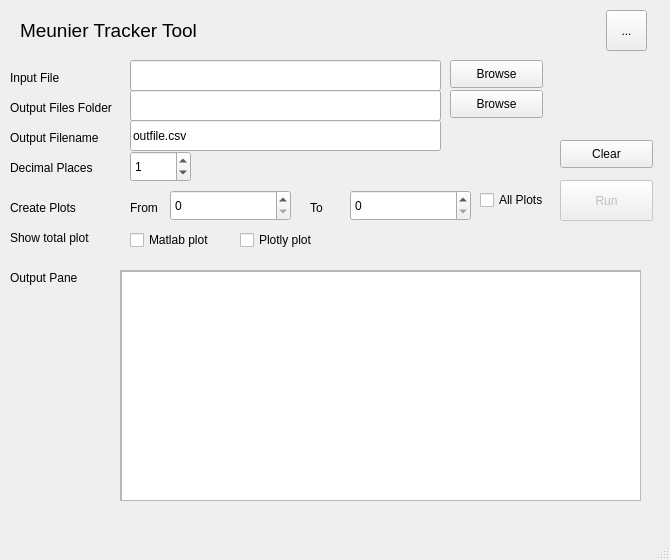
First picture: the form in tracker.ui, repository QBI-Microscopy/Tracking, before the edit.
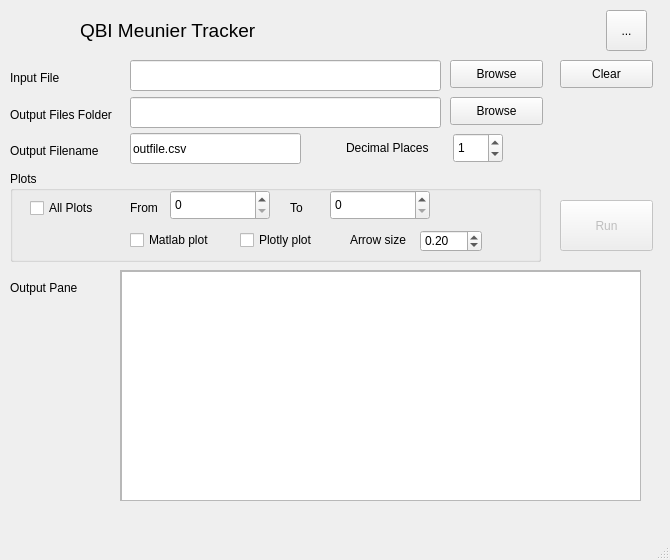
Second picture: the form after the edit. Icons and pictures are not drawn.

Commit message: Added input from .trc file (Metamorph output) Added arrow size changer Updated help Updated plotting params

The edit to the form file:
```diff
--- a/tracker.ui
+++ b/tracker.ui
@@ -20,13 +20,13 @@
    <string>TrackerTool</string>
   </property>
   <property name="autoFillBackground">
-   <bool>false</bool>
+   <bool>true</bool>
   </property>
   <widget class="QWidget" name="centralwidget">
    <widget class="QLabel" name="label">
     <property name="geometry">
      <rect>
-      <x>20</x>
+      <x>80</x>
       <y>10</y>
       <width>261</width>
       <height>41</height>
@@ -39,7 +39,7 @@
      </font>
     </property>
     <property name="text">
-     <string>Meunier Tracker Tool</string>
+     <string>QBI Meunier Tracker</string>
     </property>
    </widget>
    <widget class="QPushButton" name="btnFileBrowser">
@@ -62,9 +62,9 @@
     <property name="geometry">
      <rect>
       <x>560</x>
-      <y>180</y>
+      <y>200</y>
       <width>93</width>
-      <height>41</height>
+      <height>51</height>
      </rect>
     </property>
     <property name="toolTip">
@@ -94,10 +94,10 @@
    <widget class="QSpinBox" name="spinDec">
     <property name="geometry">
      <rect>
-      <x>130</x>
-      <y>151</y>
-      <width>61</width>
-      <height>31</height>
+      <x>453</x>
+      <y>133</y>
+      <width>50</width>
+      <height>30</height>
      </rect>
     </property>
     <property name="sizeIncrement">
@@ -135,8 +135,8 @@
    <widget class="QLabel" name="label_3">
     <property name="geometry">
      <rect>
-      <x>10</x>
-      <y>160</y>
+      <x>346</x>
+      <y>140</y>
       <width>101</width>
       <height>16</height>
      </rect>
@@ -149,7 +149,7 @@
     <property name="geometry">
      <rect>
       <x>10</x>
-      <y>100</y>
+      <y>107</y>
       <width>121</width>
       <height>16</height>
      </rect>
@@ -162,7 +162,7 @@
     <property name="geometry">
      <rect>
       <x>450</x>
-      <y>90</y>
+      <y>97</y>
       <width>93</width>
       <height>28</height>
      </rect>
@@ -175,7 +175,7 @@
     <property name="geometry">
      <rect>
       <x>130</x>
-      <y>90</y>
+      <y>97</y>
       <width>311</width>
       <height>31</height>
      </rect>
@@ -224,8 +224,8 @@
     <property name="geometry">
      <rect>
       <x>130</x>
-      <y>120</y>
-      <width>311</width>
+      <y>133</y>
+      <width>171</width>
       <height>31</height>
      </rect>
     </property>
@@ -237,7 +237,7 @@
     <property name="geometry">
      <rect>
       <x>10</x>
-      <y>130</y>
+      <y>143</y>
       <width>121</width>
       <height>16</height>
      </rect>
@@ -250,7 +250,7 @@
     <property name="geometry">
      <rect>
       <x>10</x>
-      <y>270</y>
+      <y>280</y>
       <width>101</width>
       <height>16</height>
      </rect>
@@ -259,29 +259,13 @@
      <string>Output Pane</string>
     </property>
    </widget>
-   <widget class="QLabel" name="label_7">
-    <property name="geometry">
-     <rect>
-      <x>10</x>
-      <y>200</y>
-      <width>101</width>
-      <height>16</height>
-     </rect>
-    </property>
-    <property name="toolTip">
-     <string>&lt;html&gt;&lt;head/&gt;&lt;body&gt;&lt;p&gt;Generates quiver plots for specified plot numbers.  Plots are saved in PNG format in the specified output dir.&lt;/p&gt;&lt;/body&gt;&lt;/html&gt;</string>
-    </property>
-    <property name="text">
-     <string>Create Plots</string>
-    </property>
-   </widget>
    <widget class="QSpinBox" name="spinPlotFrom">
     <property name="geometry">
      <rect>
       <x>170</x>
       <y>190</y>
-      <width>121</width>
-      <height>31</height>
+      <width>100</width>
+      <height>30</height>
      </rect>
     </property>
     <property name="sizeIncrement">
@@ -306,26 +290,13 @@
      <number>0</number>
     </property>
    </widget>
-   <widget class="QCheckBox" name="checkBoxAllPlots">
-    <property name="geometry">
-     <rect>
-      <x>480</x>
-      <y>190</y>
-      <width>70</width>
-      <height>20</height>
-     </rect>
-    </property>
-    <property name="text">
-     <string>All Plots</string>
-    </property>
-   </widget>
    <widget class="QSpinBox" name="spinPlotTo">
     <property name="geometry">
      <rect>
-      <x>350</x>
+      <x>330</x>
       <y>190</y>
-      <width>121</width>
-      <height>31</height>
+      <width>100</width>
+      <height>30</height>
      </rect>
     </property>
     <property name="sizeIncrement">
@@ -366,7 +337,7 @@
    <widget class="QLabel" name="label_9">
     <property name="geometry">
      <rect>
-      <x>310</x>
+      <x>290</x>
       <y>200</y>
       <width>21</width>
       <height>16</height>
@@ -397,7 +368,7 @@
     <property name="geometry">
      <rect>
       <x>560</x>
-      <y>140</y>
+      <y>60</y>
       <width>93</width>
       <height>28</height>
      </rect>
@@ -447,19 +418,112 @@
    <widget class="QLabel" name="label_10">
     <property name="geometry">
      <rect>
-      <x>10</x>
+      <x>0</x>
+      <y>0</y>
+      <width>81</width>
+      <height>71</height>
+     </rect>
+    </property>
+    <property name="text">
+     <string/>
+    </property>
+    <property name="pixmap">
+     <pixmap>resources/target.png</pixmap>
+    </property>
+   </widget>
+   <widget class="QDoubleSpinBox" name="doubleSpinBox">
+    <property name="geometry">
+     <rect>
+      <x>420</x>
       <y>230</y>
-      <width>101</width>
-      <height>16</height>
+      <width>62</width>
+      <height>22</height>
      </rect>
     </property>
     <property name="toolTip">
-     <string>&lt;html&gt;&lt;head/&gt;&lt;body&gt;&lt;p&gt;Popup final plot as Matlab plot and/or Plotly plot (requires account - see Config button)&lt;/p&gt;&lt;/body&gt;&lt;/html&gt;</string>
+     <string>Default is 0.2</string>
+    </property>
+    <property name="toolTipDuration">
+     <number>5</number>
+    </property>
+    <property name="maximum">
+     <double>0.500000000000000</double>
+    </property>
+    <property name="singleStep">
+     <double>0.010000000000000</double>
+    </property>
+    <property name="value">
+     <double>0.200000000000000</double>
+    </property>
+   </widget>
+   <widget class="QLabel" name="label_12">
+    <property name="geometry">
+     <rect>
+      <x>350</x>
+      <y>230</y>
+      <width>71</width>
+      <height>20</height>
+     </rect>
     </property>
     <property name="text">
-     <string>Show total plot</string>
+     <string>Arrow size</string>
     </property>
    </widget>
+   <widget class="QGroupBox" name="groupPlots">
+    <property name="geometry">
+     <rect>
+      <x>10</x>
+      <y>171</y>
+      <width>531</width>
+      <height>91</height>
+     </rect>
+    </property>
+    <property name="autoFillBackground">
+     <bool>true</bool>
+    </property>
+    <property name="title">
+     <string>Plots</string>
+    </property>
+    <widget class="QCheckBox" name="checkBoxAllPlots">
+     <property name="geometry">
+      <rect>
+       <x>20</x>
+       <y>27</y>
+       <width>70</width>
+       <height>20</height>
+      </rect>
+     </property>
+     <property name="text">
+      <string>All Plots</string>
+     </property>
+    </widget>
+   </widget>
+   <zorder>groupPlots</zorder>
+   <zorder>label</zorder>
+   <zorder>btnFileBrowser</zorder>
+   <zorder>btnRunScript</zorder>
+   <zorder>txtInput</zorder>
+   <zorder>spinDec</zorder>
+   <zorder>label_2</zorder>
+   <zorder>label_3</zorder>
+   <zorder>label_4</zorder>
+   <zorder>btnFolderBrowser</zorder>
+   <zorder>txtOutputdir</zorder>
+   <zorder>scrollOutput</zorder>
+   <zorder>txtOutputfile</zorder>
+   <zorder>label_5</zorder>
+   <zorder>label_6</zorder>
+   <zorder>spinPlotFrom</zorder>
+   <zorder>spinPlotTo</zorder>
+   <zorder>label_8</zorder>
+   <zorder>label_9</zorder>
+   <zorder>toolButtonHelp</zorder>
+   <zorder>btnClear</zorder>
+   <zorder>checkBoxMatlab</zorder>
+   <zorder>checkBoxPlotly</zorder>
+   <zorder>label_11</zorder>
+   <zorder>doubleSpinBox</zorder>
+   <zorder>label_12</zorder>
   </widget>
   <widget class="QMenuBar" name="menubar">
    <property name="geometry">
```
Left out of the diff: 13 changed lines with no effect on the pictures. The commit also changes 8 other files.
